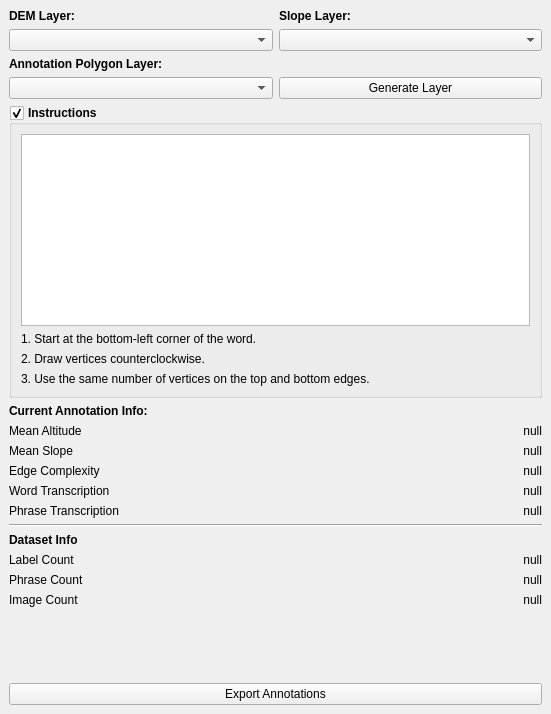
Old version of the form MaptextAnnotator_dockwidget_base.ui in the repository danielseisenbacher/MapTextAnnotator.
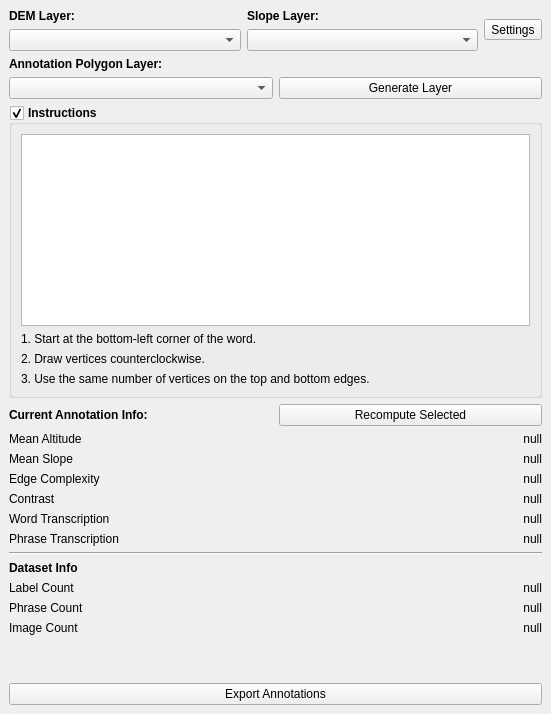
New version of the form. Custom widgets are drawn as their Qt base class.

Commit message:
Phase 0: contracts, schema, settings, test harness
- schema.py: annotation field schema and storage contract
- settings.py: QgsSettings-backed PluginSettings (remembered across sessions)
- tests/utilities.py: headless QGIS test harness with isolated profile
- stubs for core/, annotation_pipeline, export, settings dialog
- dock .ui: settings/recompute buttons, contrast row, hideable DEM/slope pickers
- .gitignore; untrack __pycache__, .idea, layer_memory.txt

The edit to the form file:
```diff
--- a/MaptextAnnotator_dockwidget_base.ui
+++ b/MaptextAnnotator_dockwidget_base.ui
@@ -136,6 +136,13 @@
           </property>
          </widget>
         </item>
+        <item>
+         <widget class="QLabel" name="contrastCaption">
+          <property name="text">
+           <string>Contrast</string>
+          </property>
+         </widget>
+        </item>
         <item>
          <widget class="QLabel" name="label_4">
           <property name="text">
@@ -187,6 +194,16 @@
           </property>
          </widget>
         </item>
+        <item>
+         <widget class="QLabel" name="contrastLabel">
+          <property name="text">
+           <string>null</string>
+          </property>
+          <property name="alignment">
+           <set>Qt::AlignRight|Qt::AlignTrailing|Qt::AlignVCenter</set>
+          </property>
+         </widget>
+        </item>
         <item>
          <widget class="QLabel" name="wordTranscriptionLabel">
           <property name="text">
@@ -223,7 +240,12 @@
       <item>
        <layout class="QHBoxLayout" name="horizontalLayout_5">
         <item>
+         <widget class="QWidget" name="demLayerWidget">
          <layout class="QVBoxLayout" name="verticalLayout">
+          <property name="leftMargin"><number>0</number></property>
+          <property name="topMargin"><number>0</number></property>
+          <property name="rightMargin"><number>0</number></property>
+          <property name="bottomMargin"><number>0</number></property>
           <item>
            <widget class="QLabel" name="label">
             <property name="font">
@@ -241,9 +263,15 @@
            <widget class="QgsMapLayerComboBox" name="demLayerCombo"/>
           </item>
          </layout>
+         </widget>
         </item>
         <item>
+         <widget class="QWidget" name="slopeLayerWidget">
          <layout class="QVBoxLayout" name="verticalLayout_7">
+          <property name="leftMargin"><number>0</number></property>
+          <property name="topMargin"><number>0</number></property>
+          <property name="rightMargin"><number>0</number></property>
+          <property name="bottomMargin"><number>0</number></property>
           <item>
            <widget class="QLabel" name="label_9">
             <property name="font">
@@ -261,12 +289,25 @@
            <widget class="QgsMapLayerComboBox" name="slopeLayerCombo"/>
           </item>
          </layout>
+         </widget>
         </item>
        </layout>
       </item>
+      <item>
+       <widget class="QToolButton" name="settingsButton">
+        <property name="toolTip">
+         <string>Settings</string>
+        </property>
+        <property name="text">
+         <string>Settings</string>
+        </property>
+       </widget>
+      </item>
      </layout>
     </item>
     <item row="6" column="0">
+     <layout class="QHBoxLayout" name="annotationTitleLayout">
+      <item>
      <widget class="QLabel" name="annotationTitleLabel">
       <property name="font">
        <font>
@@ -278,6 +319,18 @@
        <string>Current Annotation Info:</string>
       </property>
      </widget>
+      </item>
+      <item>
+       <widget class="QPushButton" name="recomputeButton">
+        <property name="toolTip">
+         <string>Recompute all statistics of the selected annotation (layer must be in edit mode)</string>
+        </property>
+        <property name="text">
+         <string>Recompute Selected</string>
+        </property>
+       </widget>
+      </item>
+     </layout>
     </item>
     <item row="3" column="0">
      <layout class="QHBoxLayout" name="horizontalLayout">
```
Left out of the diff: 6 changed lines with no effect on the pictures. The commit also changes 27 other files.
